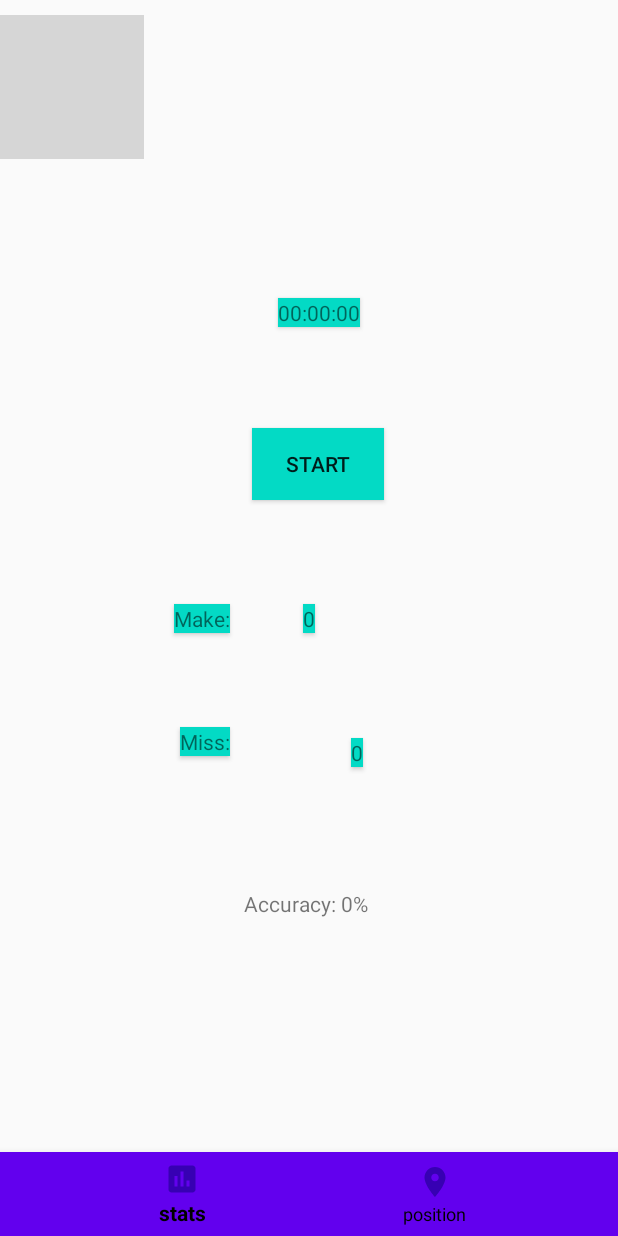
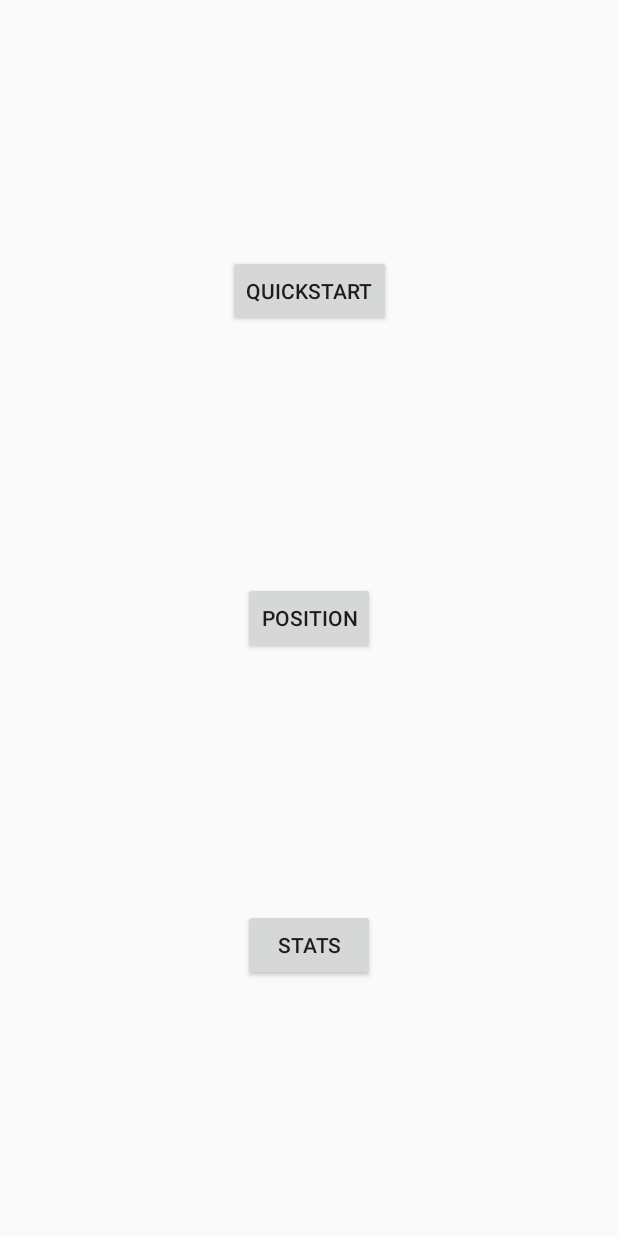
Before and after one commit to amber3536/Ival, an Android app: the screen it shows after launch (MainActivity before the commit, HomeActivity after it), on a phone screen of 412 x 824 dp. Run offline under Robolectric (Android 15) with nearby library versions, the light colour scheme and no system bars; grey boxes are pictures that could not be loaded.

Commit message:
changed main activity

```diff
--- a/app/build.gradle
+++ b/app/build.gradle
@@ -22,7 +22,7 @@ android {
     }
 
     packagingOptions {
-        pickFirst  'META-INF/DEPENDENCIES'
+        pickFirst 'META-INF/DEPENDENCIES'
         pickFirst 'META-INF/INDEX.LIST'
 
     }
--- a/app/src/main/AndroidManifest.xml
+++ b/app/src/main/AndroidManifest.xml
@@ -1,9 +1,11 @@
 <?xml version="1.0" encoding="utf-8"?>
 <manifest xmlns:android="http://schemas.android.com/apk/res/android"
     package="com.hfad.ival_revisited">
+
     <uses-permission android:name="android.permission.INTERNET" />
     <uses-permission android:name="android.permission.RECORD_AUDIO" />
     <uses-permission android:name="android.permission.ACCESS_NOTIFICATION_POLICY" />
+
     <application
         android:allowBackup="true"
         android:icon="@mipmap/ic_launcher"
@@ -11,7 +13,8 @@
         android:roundIcon="@mipmap/ic_launcher_round"
         android:supportsRtl="true"
         android:theme="@style/AppTheme">
-        <activity android:name=".MainActivity">
+        <activity android:name=".QuickstartActivity"></activity>
+        <activity android:name=".HomeActivity">
             <intent-filter>
                 <action android:name="android.intent.action.MAIN" />
 
--- /dev/null
+++ b/app/src/main/java/com/hfad/ival_revisited/HomeActivity.java
@@ -0,0 +1,28 @@
+package com.hfad.ival_revisited;
+
+import androidx.appcompat.app.AppCompatActivity;
+
+import android.content.Intent;
+import android.os.Bundle;
+import android.view.View;
+import android.widget.Button;
+
+public class HomeActivity extends AppCompatActivity {
+
+    private Button quickstartBtn;
+
+    @Override
+    protected void onCreate(Bundle savedInstanceState) {
+        super.onCreate(savedInstanceState);
+        setContentView(R.layout.activity_home);
+
+        quickstartBtn = findViewById(R.id.quickstart);
+        quickstartBtn.setOnClickListener(new View.OnClickListener() {
+            @Override
+            public void onClick(View v) {
+                Intent intent = new Intent(HomeActivity.this, QuickstartActivity.class);
+                startActivity(intent);
+            }
+        });
+    }
+}
--- a/app/src/main/java/com/hfad/ival_revisited/MainActivity.java
+++ b/app/src/main/java/com/hfad/ival_revisited/QuickstartActivity.java
@@ -38,7 +38,7 @@ import java.util.ArrayList;
 
 import static java.lang.Integer.parseInt;
 
-public class MainActivity extends AppCompatActivity implements RecognitionListener {
+public class QuickstartActivity extends AppCompatActivity implements RecognitionListener {
 
     private Button btnSwitch;
     private static final int REQUEST_RECORD_PERMISSION = 100;
@@ -115,7 +115,7 @@ public class MainActivity extends AppCompatActivity implements RecognitionListen
                     btnSwitch.setText(R.string.stop_txt);
                     turnOn = true;
                     if (!activated) {
-                        ActivityCompat.requestPermissions(MainActivity.this, new String[]{Manifest.permission.RECORD_AUDIO}, REQUEST_RECORD_PERMISSION);
+                        ActivityCompat.requestPermissions(QuickstartActivity.this, new String[]{Manifest.permission.RECORD_AUDIO}, REQUEST_RECORD_PERMISSION);
                         activated = true;
                     }
                 }
@@ -181,7 +181,7 @@ public class MainActivity extends AppCompatActivity implements RecognitionListen
                     Log.i("permissions", "onRequestPermissionsResult: ");
                     speech.startListening(recognizerIntent);
                 } else {
-                    Toast.makeText(MainActivity.this, "Permission Denied!", Toast .LENGTH_SHORT).show();
+                    Toast.makeText(QuickstartActivity.this, "Permission Denied!", Toast .LENGTH_SHORT).show();
                 }
         }
     }
--- /dev/null
+++ b/app/src/main/res/layout/activity_home.xml
@@ -0,0 +1,40 @@
+<?xml version="1.0" encoding="utf-8"?>
+<androidx.constraintlayout.widget.ConstraintLayout xmlns:android="http://schemas.android.com/apk/res/android"
+    xmlns:app="http://schemas.android.com/apk/res-auto"
+    xmlns:tools="http://schemas.android.com/tools"
+    android:layout_width="match_parent"
+    android:layout_height="match_parent"
+    tools:context=".HomeActivity">
+
+    <Button
+        android:id="@+id/quickstart"
+        android:layout_width="wrap_content"
+        android:layout_height="wrap_content"
+        android:text="Quickstart"
+        app:layout_constraintEnd_toEndOf="parent"
+        app:layout_constraintStart_toStartOf="parent"
+        app:layout_constraintTop_toTopOf="parent"
+        app:layout_constraintBottom_toTopOf="@id/position"/>
+
+    <Button
+        android:id="@+id/position"
+        android:layout_width="wrap_content"
+        android:layout_height="wrap_content"
+        android:text="Position"
+        app:layout_constraintEnd_toEndOf="parent"
+        app:layout_constraintStart_toStartOf="parent"
+        app:layout_constraintTop_toBottomOf="@id/quickstart"
+        app:layout_constraintBottom_toTopOf="@id/stats"/>
+
+    <Button
+        android:id="@+id/stats"
+        android:layout_width="wrap_content"
+        android:layout_height="wrap_content"
+        android:text="Stats"
+        app:layout_constraintEnd_toEndOf="parent"
+        app:layout_constraintStart_toStartOf="parent"
+        app:layout_constraintBottom_toBottomOf="parent"
+        app:layout_constraintTop_toBottomOf="@id/position"
+        />
+
+</androidx.constraintlayout.widget.ConstraintLayout>
--- a/app/src/main/res/layout/activity_main.xml
+++ b/app/src/main/res/layout/activity_main.xml
@@ -4,7 +4,7 @@
     xmlns:tools="http://schemas.android.com/tools"
     android:layout_width="match_parent"
     android:layout_height="match_parent"
-    tools:context=".MainActivity">
+    tools:context=".QuickstartActivity">
 
     <TextView
         android:id="@+id/showMake"
@@ -72,8 +72,8 @@
         android:layout_marginEnd="33dp"
         android:layout_marginBottom="297dp"
         android:text="@string/miss_txt"
+        android:elevation="2dp"
         android:background="@color/colorAccent"
-        android:elevation="2dp"
         app:layout_constraintBottom_toBottomOf="parent"
         app:layout_constraintEnd_toStartOf="@+id/showMiss"
         app:layout_constraintStart_toStartOf="parent"
@@ -88,8 +88,8 @@
         android:layout_marginEnd="155dp"
         android:layout_marginBottom="290dp"
         android:text="@string/zero"
+        android:elevation="2dp"
         android:background="@color/colorAccent"
-        android:elevation="2dp"
         app:layout_constraintBottom_toBottomOf="parent"
         app:layout_constraintEnd_toEndOf="parent"
         app:layout_constraintStart_toEndOf="@+id/textMiss"
@@ -116,6 +116,8 @@
         android:layout_marginEnd="178dp"
         android:layout_marginBottom="133dp"
         android:text=""
+        android:background="@color/colorAccent"
+        android:elevation="2dp"
         app:layout_constraintBottom_toTopOf="@+id/bottom_navigation"
         app:layout_constraintEnd_toEndOf="parent"
         app:layout_constraintStart_toStartOf="parent"
@@ -125,13 +127,14 @@
         android:id="@+id/frameLayout"
         android:layout_width="match_parent"
         android:layout_height="match_parent"
-        android:layout_marginTop="10dp" >
+        >
 
         <ImageView
             android:id="@+id/imageView"
-            android:layout_width="wrap_content"
-            android:layout_height="wrap_content"
-            app:srcCompat="@drawable/pretty_basketball" />
+            android:layout_width="match_parent"
+            android:layout_height="match_parent"
+            android:background="@drawable/pretty_basketball"
+            />
     </FrameLayout>
 
 </androidx.constraintlayout.widget.ConstraintLayout>
```
